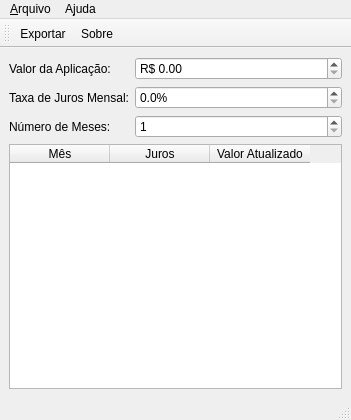
This is QtJuros/qJuros/mainwindow.ui in mjbrusso/Lab3_2025-2 as Qt 5 draws it before an edit. The edited form follows.
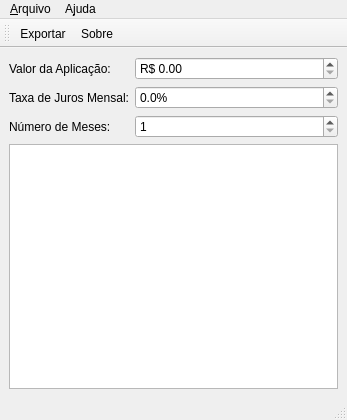
This is the edited form. Icons and pictures are not drawn.

```diff
--- a/QtJuros/qJuros/mainwindow.ui
+++ b/QtJuros/qJuros/mainwindow.ui
@@ -6,7 +6,7 @@
    <rect>
     <x>0</x>
     <y>0</y>
-    <width>351</width>
+    <width>347</width>
     <height>420</height>
    </rect>
   </property>
@@ -88,7 +88,7 @@
        <enum>QAbstractItemView::SelectRows</enum>
       </property>
       <attribute name="horizontalHeaderVisible">
-       <bool>true</bool>
+       <bool>false</bool>
       </attribute>
       <attribute name="verticalHeaderVisible">
        <bool>false</bool>
@@ -126,7 +126,7 @@
     <rect>
      <x>0</x>
      <y>0</y>
-     <width>351</width>
+     <width>347</width>
      <height>22</height>
     </rect>
    </property>
```
Left out of the diff: 28 changed lines with no effect on the pictures.
